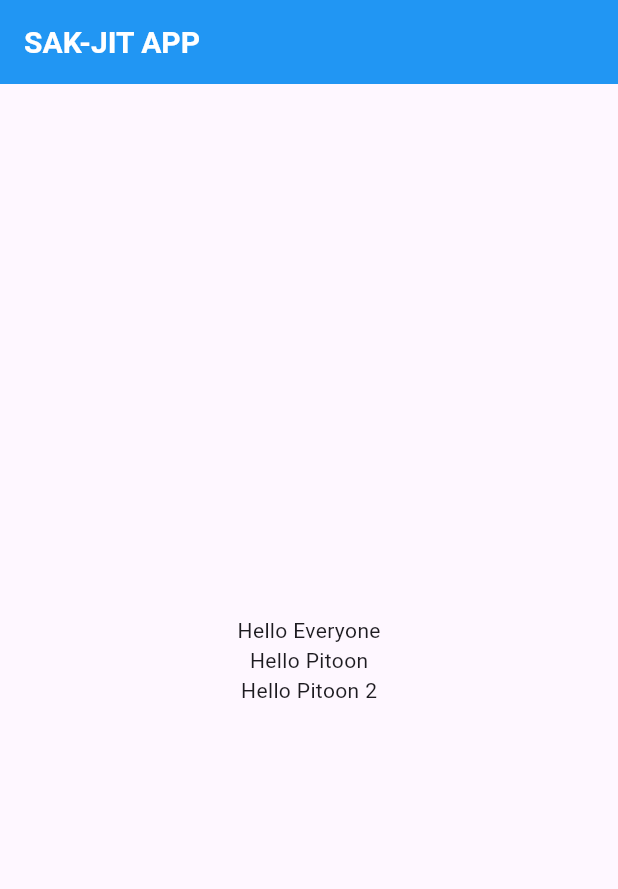
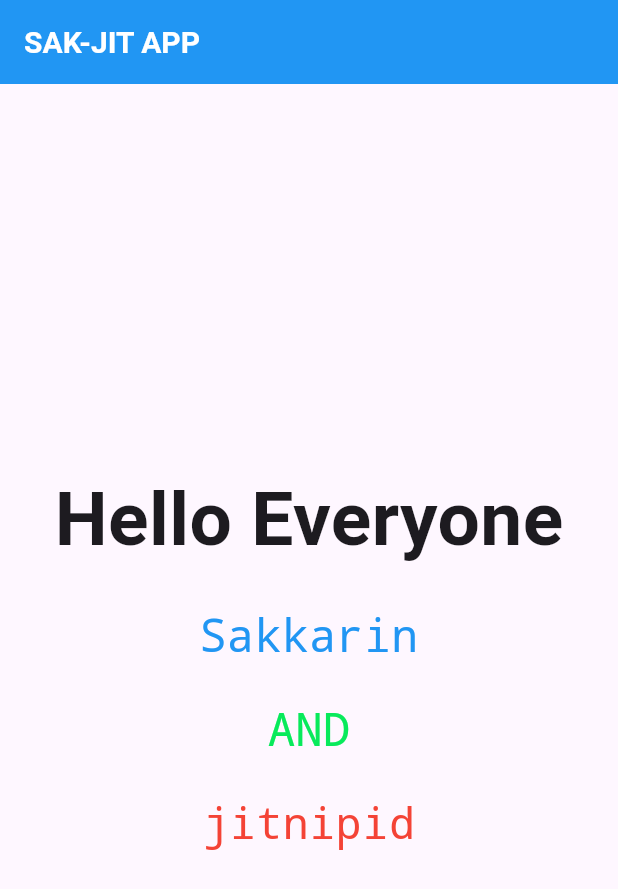
Before and after one commit to ItzSakkarinTH/flutter_empty_app, a Flutter app: the screen it shows after launch, on a phone screen of 412 x 824 dp. Shown: the top 889 px of the screen. Run offline on Flutter 3.47's test engine with Material 3 defaults, Android fonts, the phone set to English and light mode, and no system bars.

```diff
--- a/lib/scondpage.dart
+++ b/lib/scondpage.dart
@@ -17,9 +17,37 @@ class _SecondPageState extends State<SecondPage> {
           mainAxisAlignment: MainAxisAlignment.center,
 
           children: [
-            Text('Hello Everyone'),
-            Text('Hello Pitoon'),
-            Text('Hello Pitoon 2'),
+            Text(
+              'Hello Everyone',
+              style: TextStyle(fontSize: 50, fontWeight: FontWeight.bold),
+            ),
+            SizedBox(height: 20),
+            Text(
+              'Sakkarin',
+              style: TextStyle(
+                fontFamily: 'Courier New',
+                fontSize: 30,
+                color: Colors.blue,
+              ),
+            ),
+            SizedBox(height: 20),
+            Text(
+              'AND',
+              style: TextStyle(
+                fontFamily: 'Courier New',
+                fontSize: 30,
+                color: const Color.fromARGB(255, 8, 234, 91),
+              ),
+            ),
+            SizedBox(height: 20),
+            Text(
+              'jitnipid',
+              style: TextStyle(
+                fontFamily: 'monospace',
+                fontSize: 29,
+                color: Colors.red,
+              ),
+            ),
           ],
         ),
       ),
```
